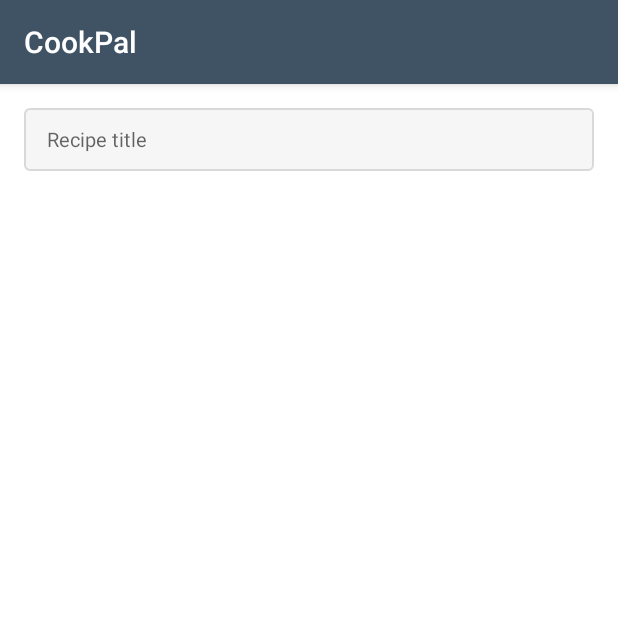
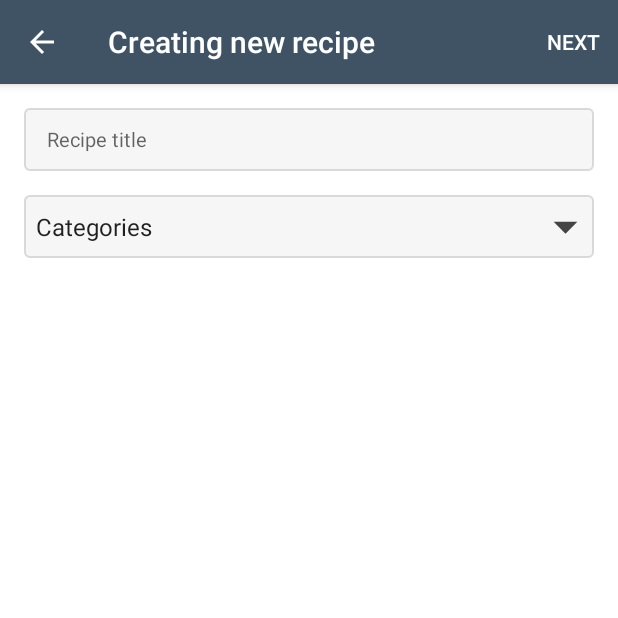
Before and after one commit to ghanem-mhd/Cookpal, an Android app: the CreateRecipeStep1 screen opened directly, with no data from a screen before it, on a phone screen of 412 x 824 dp, the top half of it. Run offline under Robolectric (Android 15) with nearby library versions, the phone set to English and light mode, and no system bars.

Commit message:
enable 2 steps recipe creation

```diff
--- a/app/build.gradle
+++ b/app/build.gradle
@@ -42,6 +42,9 @@ dependencies {
 
     implementation 'com.github.stfalcon:chatkit:0.3.3'
 
+    compile 'com.jaredrummler:material-spinner:1.3.1'
+
+
     testImplementation 'junit:junit:4.12'
     androidTestImplementation 'com.android.support.test:runner:1.0.2'
     androidTestImplementation 'com.android.support.test.espresso:espresso-core:3.0.2'
--- a/app/src/main/java/com/example/cookpal/createRecipe/CreateRecipeStep1.java
+++ b/app/src/main/java/com/example/cookpal/createRecipe/CreateRecipeStep1.java
@@ -2,8 +2,11 @@ package com.example.cookpal.createRecipe;
 
 import android.content.Context;
 import android.content.Intent;
+import android.support.v7.app.ActionBar;
 import android.support.v7.app.AppCompatActivity;
 import android.os.Bundle;
+import android.view.Menu;
+import android.view.MenuItem;
 
 import com.example.cookpal.R;
 
@@ -18,5 +21,35 @@ public class CreateRecipeStep1 extends AppCompatActivity {
     protected void onCreate(Bundle savedInstanceState) {
         super.onCreate(savedInstanceState);
         setContentView(R.layout.activity_create_recipe_step1);
+
+        setupToolbar();
+    }
+
+    private void setupToolbar() {
+        ActionBar actionBar = getSupportActionBar();
+        if (actionBar != null) {
+            actionBar.setTitle("Creating new recipe");
+            actionBar.setDisplayHomeAsUpEnabled(true);
+        }
+    }
+
+    @Override
+    public boolean onOptionsItemSelected(MenuItem item) {
+        int id = item.getItemId();
+        if (id == android.R.id.home) {
+            finish();
+            return true;
+        }
+
+        if (id == R.id.action_next_step_1){
+            CreateRecipeStep2.open(this);
+        }
+        return super.onOptionsItemSelected(item);
+    }
+
+    @Override
+    public boolean onCreateOptionsMenu(Menu menu) {
+        getMenuInflater().inflate(R.menu.create_recipe_1_menu, menu);
+        return true;
     }
 }
--- a/app/src/main/java/com/example/cookpal/createRecipe/CreateRecipeStep2.java
+++ b/app/src/main/java/com/example/cookpal/createRecipe/CreateRecipeStep2.java
@@ -131,7 +131,7 @@ public class CreateRecipeStep2 extends AppCompatActivity {
     private void setupToolbar() {
         ActionBar actionBar = getSupportActionBar();
         if (actionBar != null) {
-            actionBar.setTitle("Recording");
+            actionBar.setTitle("Recording new recipe");
             actionBar.setDisplayHomeAsUpEnabled(true);
         }
     }
--- a/app/src/main/java/com/example/cookpal/recipesList/RecipesListActivity.java
+++ b/app/src/main/java/com/example/cookpal/recipesList/RecipesListActivity.java
@@ -41,13 +41,15 @@ public class RecipesListActivity extends AppCompatActivity {
     }
 
     public void AddButtonClick(View view) {
-        CreateRecipeStep2.open(this);
+        CreateRecipeStep1.open(this);
     }
 
     private void setupToolbar() {
         ActionBar actionBar = getSupportActionBar();
         if (actionBar != null) {
             //actionBar.setDisplayHomeAsUpEnabled(true);
+            getSupportActionBar().setHomeAsUpIndicator(R.drawable.ic_menu);
+            getSupportActionBar().setDisplayHomeAsUpEnabled(true);
         }
     }
 
--- /dev/null
+++ b/app/src/main/res/drawable/ic_arrow_drop_down_black_24dp.xml
@@ -0,0 +1,5 @@
+<vector android:height="24dp" android:tint="#444444"
+    android:viewportHeight="24.0" android:viewportWidth="24.0"
+    android:width="24dp" xmlns:android="http://schemas.android.com/apk/res/android">
+    <path android:fillColor="#FF000000" android:pathData="M7,10l5,5 5,-5z"/>
+</vector>
--- /dev/null
+++ b/app/src/main/res/drawable/ic_arrow_drop_up_black_24dp.xml
@@ -0,0 +1,5 @@
+<vector android:height="24dp" android:tint="#444444"
+    android:viewportHeight="24.0" android:viewportWidth="24.0"
+    android:width="24dp" xmlns:android="http://schemas.android.com/apk/res/android">
+    <path android:fillColor="#444444" android:pathData="M7,14l5,-5 5,5z"/>
+</vector>
--- a/app/src/main/res/layout/activity_create_recipe_step1.xml
+++ b/app/src/main/res/layout/activity_create_recipe_step1.xml
@@ -1,11 +1,12 @@
 <?xml version="1.0" encoding="utf-8"?>
-<RelativeLayout xmlns:android="http://schemas.android.com/apk/res/android"
+<LinearLayout xmlns:android="http://schemas.android.com/apk/res/android"
     xmlns:app="http://schemas.android.com/apk/res-auto"
     xmlns:tools="http://schemas.android.com/tools"
     android:layout_width="match_parent"
     android:layout_height="match_parent"
     tools:context=".createRecipe.CreateRecipeStep1"
     android:padding="16dp"
+    android:orientation="vertical"
     android:background="@android:color/white">
 
 
@@ -16,6 +17,34 @@
         android:inputType="text"
         android:maxLines="1"
         tools:ignore="HardcodedText,UnusedAttribute"
-        android:importantForAutofill="no" />
+        android:importantForAutofill="no"
+        android:layout_marginBottom="16dp"/>
 
-</RelativeLayout>
+
+    <LinearLayout
+        android:layout_height="42dp"
+        android:layout_width="match_parent"
+        android:background="@drawable/edit_text_background"
+        android:weightSum="10"
+        android:orientation="horizontal">
+
+        <Spinner
+            android:id="@+id/absence_just_studentSpinner"
+            android:layout_width="0dp"
+            android:layout_weight="9"
+            android:layout_height="match_parent"
+            android:background="@null"
+            android:entries="@array/categories"
+            android:spinnerMode="dropdown" />
+
+        <ImageView
+            android:layout_weight="1"
+            android:layout_width="0dp"
+            android:layout_height="match_parent"
+            android:src="@drawable/ic_arrow_drop_down_black_24dp"/>
+    </LinearLayout>
+
+
+
+
+</LinearLayout>
--- a/app/src/main/res/layout/recipe_step_item.xml
+++ b/app/src/main/res/layout/recipe_step_item.xml
@@ -22,7 +22,7 @@
         android:layout_height="wrap_content"
         android:scaleType="fitXY"
         android:adjustViewBounds="true"
-        android:src="@drawable/arrow_down"
+        android:src="@drawable/ic_arrow_drop_down_black_24dp"
         android:layout_alignParentEnd="true"
         android:background="@null"
         android:backgroundTint="@color/list_separator"
--- /dev/null
+++ b/app/src/main/res/menu/create_recipe_1_menu.xml
@@ -0,0 +1,10 @@
+<?xml version="1.0" encoding="utf-8"?>
+<menu xmlns:tools="http://schemas.android.com/tools"
+    xmlns:android="http://schemas.android.com/apk/res/android"
+    xmlns:app="http://schemas.android.com/apk/res-auto">
+
+    <item
+        android:id="@+id/action_next_step_1"
+        android:title="Next"
+        app:showAsAction="ifRoom|collapseActionView" />
+</menu>
--- a/app/src/main/res/menu/create_recipe_2_menu.xml
+++ b/app/src/main/res/menu/create_recipe_2_menu.xml
@@ -1,10 +1,10 @@
 <?xml version="1.0" encoding="utf-8"?>
 <menu xmlns:tools="http://schemas.android.com/tools"
-    xmlns:android="http://schemas.android.com/apk/res/android"
-    xmlns:app="http://schemas.android.com/apk/res-auto">
+xmlns:android="http://schemas.android.com/apk/res/android"
+xmlns:app="http://schemas.android.com/apk/res-auto">
 
-    <item
-        android:id="@+id/action_search"
-        android:title="Finish"
-        app:showAsAction="ifRoom|collapseActionView" />
+<item
+    android:id="@+id/action_finish"
+    android:title="Finish"
+    app:showAsAction="ifRoom|collapseActionView" />
 </menu>
--- /dev/null
+++ b/app/src/main/res/values/arrays.xml
@@ -0,0 +1,12 @@
+<?xml version="1.0" encoding="utf-8"?>
+<resources>
+
+    <string-array name="categories">
+        <item>Categories</item>
+        <item>Breakfast</item>
+        <item>Main Dish</item>
+        <item>Snacks</item>
+        <item>Dessert</item>
+        <item>Other</item>
+    </string-array>
+</resources>
```
Also changed, not shown: app/src/main/java/com/example/cookpal/recipesList/RecipeStepAdapter.java (+2 -5 lines), app/src/main/res/drawable/ic_menu.xml (added, +10 -0 lines).
